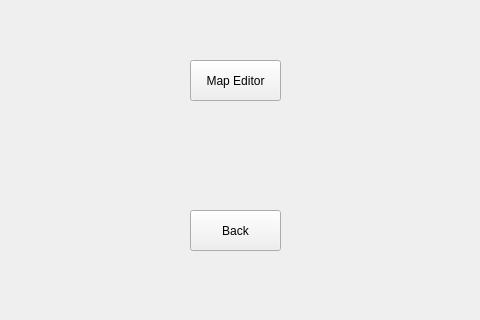
Before: the Qt Designer form RoboArena2/MenuAssets/ExtrasMenu.ui in Mesaying/Roboarena2023Team3, drawn with Qt 5; both pictures show x 260 to 740 and y 340 to 660 of the 1000 by 1000 pixel window.
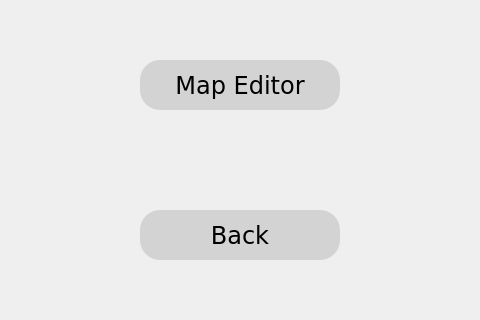
After: the same form once the commit is applied.

The edit to the form file:
```diff
--- a/RoboArena2/MenuAssets/ExtrasMenu.ui
+++ b/RoboArena2/MenuAssets/ExtrasMenu.ui
@@ -17,12 +17,29 @@
    <widget class="QPushButton" name="MapEditorButton">
     <property name="geometry">
      <rect>
-      <x>450</x>
+      <x>400</x>
       <y>400</y>
-      <width>91</width>
-      <height>41</height>
+      <width>200</width>
+      <height>50</height>
      </rect>
     </property>
+    <property name="styleSheet">
+     <string notr="true">QPushButton {
+        background-color: lightgray;
+        font-family: Verdana;
+        font-size: 24px;
+        border-radius: 20px;
+        min-width: 200px; /* Set the minimum width */
+        min-height: 50px; /* Set the minimum height */
+		position: absolute;
+   		 left: 100px;
+   		 top: 200px;
+    }
+
+    QPushButton:hover {
+        background-color: rgb(203, 255, 255);
+}</string>
+    </property>
     <property name="text">
      <string>Map Editor</string>
     </property>
@@ -30,12 +47,30 @@
    <widget class="QPushButton" name="BackButton">
     <property name="geometry">
      <rect>
-      <x>450</x>
+      <x>400</x>
       <y>550</y>
-      <width>91</width>
-      <height>41</height>
+      <width>200</width>
+      <height>50</height>
      </rect>
     </property>
+    <property name="styleSheet">
+     <string notr="true">QPushButton {
+        background-color: lightgray;
+        font-family: Verdana;
+        font-size: 24px;
+        border-radius: 20px;
+        min-width: 200px; /* Set the minimum width */
+        min-height: 50px; /* Set the minimum height */
+		position: absolute;
+   		 left: 100px;
+   		 top: 200px;
+    }
+
+    QPushButton:hover {
+        background-color: rgb(203, 255, 255);
+}
+</string>
+    </property>
     <property name="text">
      <string>Back</string>
     </property>
```
